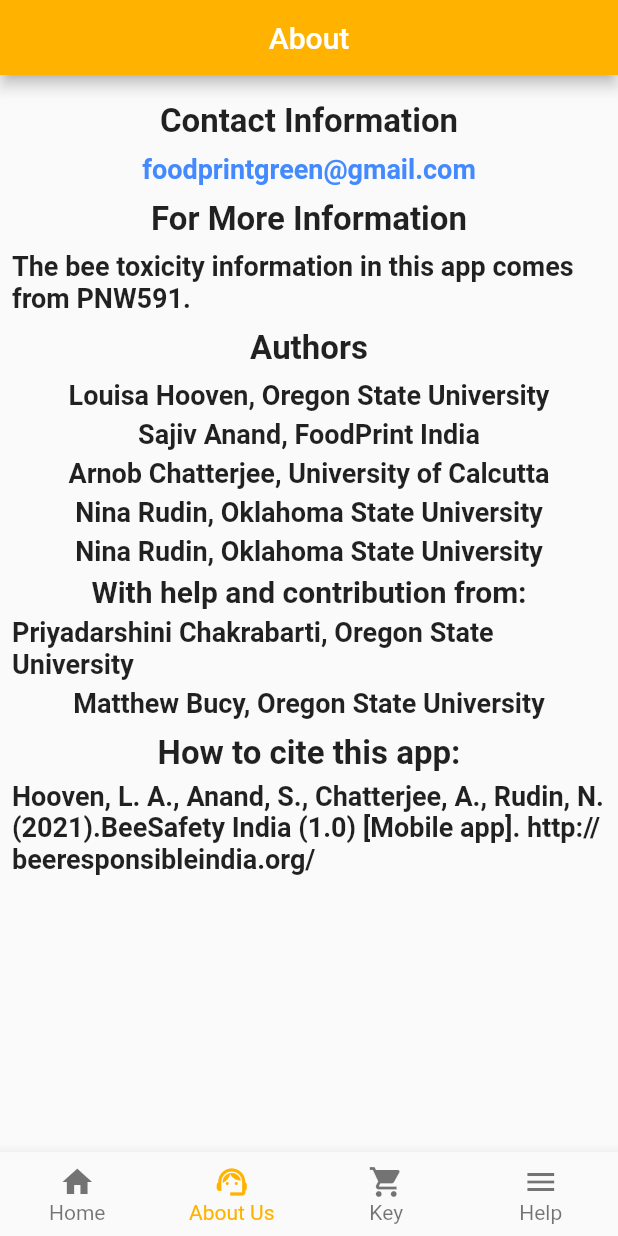
After one commit to Abhi9454/bee_responsible_india, a Flutter app: the screen it shows after launch, item 2 of the bottom bar chosen, after a tap on "foodprintgreen@gmail.com", on a phone screen of 412 x 824 dp. The commit adds this screen. Run offline on Flutter 3.47's test engine with Material 2 defaults, Android fonts, the phone set to English and light mode, and no system bars; our stand-ins replace dio.

Commit message:
About Page

```diff
--- a/lib/config.dart
+++ b/lib/config.dart
@@ -3,5 +3,5 @@ import 'package:flutter/cupertino.dart';
 class AppConfig{
   final Color primaryColor = const Color(0XFFffb300);
   final String loginPageHeading = 'Welcome';
-
+  final String appName = 'Bee Responsible India';
 }
--- a/lib/main.dart
+++ b/lib/main.dart
@@ -1,5 +1,13 @@
-import 'package:beeresponsibleindia/views/LoginPage/login_page_widget.dart';
+import 'views/AboutPage/about_page_widget.dart';
+import 'views/HelpPage/help_page_widget.dart';
+import 'views/HomePage/home_page_widget.dart';
+import 'views/KeyPage/key_page_widget.dart';
+
+import 'viewModels/home_page_view_model.dart';
 import 'package:flutter/material.dart';
+
+import 'config.dart';
+import 'package:provider/provider.dart';
 
 void main() {
   runApp(const MyApp());
@@ -8,13 +16,78 @@ void main() {
 class MyApp extends StatelessWidget {
   const MyApp({Key? key}) : super(key: key);
 
-  // This widget is the root of your application.
   @override
   Widget build(BuildContext context) {
     return MaterialApp(
-      title: 'Bee Responsible India',
-      debugShowCheckedModeBanner: false,
-      home: LoginPageWidget(),
+        debugShowCheckedModeBanner: false,
+        title: AppConfig().appName,
+        home: MultiProvider(providers: [
+          ChangeNotifierProvider(create: (context) => HomePageViewModel()),
+        ],
+          child: const NavigationTab(),
+        )
     );
   }
 }
+
+
+class NavigationTab extends StatefulWidget {
+  const NavigationTab({Key? key}) : super(key: key);
+
+  @override
+  _NavigationTabState createState() => _NavigationTabState();
+}
+
+class _NavigationTabState extends State<NavigationTab> {
+  int _currentIndex = 0;
+  final List<Widget> _children = <Widget>[
+    ChangeNotifierProvider<HomePageViewModel>(
+      create: (_) => HomePageViewModel(),
+      child: const HomePageWidget(),
+    ),
+    const AboutPageWidget(),
+    const KeyPageWidget(),
+    const HelpPageWidget(),
+  ];
+
+  void onTabTapped(int index) {
+    setState(() {
+      _currentIndex = index;
+    });
+  }
+
+  @override
+  Widget build(BuildContext context) {
+    return Scaffold(
+      body: _children[_currentIndex],
+      bottomNavigationBar: BottomNavigationBar(
+        onTap: onTabTapped,
+        // new
+        currentIndex: _currentIndex,
+        showSelectedLabels: true,
+        showUnselectedLabels: true,
+        selectedItemColor: AppConfig().primaryColor,
+        unselectedFontSize: 14,
+        type: BottomNavigationBarType.fixed,
+        items: <BottomNavigationBarItem>[
+          BottomNavigationBarItem(
+              icon: const Icon(Icons.home),
+              label: 'Home',
+              backgroundColor: AppConfig().primaryColor),
+          BottomNavigationBarItem(
+              icon: const Icon(Icons.support_agent),
+              label: 'About Us',
+              backgroundColor: AppConfig().primaryColor),
+          BottomNavigationBarItem(
+              icon: const Icon(Icons.shopping_cart),
+              label: 'Key',
+              backgroundColor: AppConfig().primaryColor),
+          BottomNavigationBarItem(
+              icon: const Icon(Icons.menu),
+              label: 'Help',
+              backgroundColor: AppConfig().primaryColor),
+        ],
+      ),
+    );
+  }
+}
--- /dev/null
+++ b/lib/viewModels/home_page_view_model.dart
@@ -0,0 +1,5 @@
+import 'package:flutter/cupertino.dart';
+
+class HomePageViewModel extends ChangeNotifier{
+
+}
--- /dev/null
+++ b/lib/views/AboutPage/about_page_widget.dart
@@ -0,0 +1,177 @@
+import 'dart:developer';
+
+import 'package:flutter/material.dart';
+import 'package:url_launcher/url_launcher.dart';
+
+import '../../config.dart';
+
+class AboutPageWidget extends StatelessWidget {
+  const AboutPageWidget({Key? key}) : super(key: key);
+
+  void _launchURL() async {
+    final Uri params = Uri(
+      scheme: 'mailto',
+      path: 'foodprintgreen@gmail.com',
+    );
+    String url = params.toString();
+    if (await canLaunch(url)) {
+      await launch(url);
+    } else {
+      log('Could not launch $url');
+    }
+  }
+
+  @override
+  Widget build(BuildContext context) {
+    return Scaffold(
+      appBar: PreferredSize(
+        preferredSize: const Size.fromHeight(50.0),
+        child: AppBar(
+          title: const Text('About'),
+          centerTitle: true,
+          backgroundColor: AppConfig().primaryColor,
+        ),
+      ),
+      body: SizedBox(
+        child: Padding(
+          padding: const EdgeInsets.all(8.0),
+          child: Column(
+            children: [
+              const SizedBox(
+                height: 10,
+              ),
+              const Text(
+                'Contact Information',
+                style: TextStyle(fontWeight: FontWeight.bold, fontSize: 22),
+              ),
+              const SizedBox(
+                height: 8,
+              ),
+              GestureDetector(
+                onTap: () {
+                  _launchURL();
+                },
+                child: const Text(
+                  'foodprintgreen@gmail.com',
+                  style: TextStyle(
+                      fontWeight: FontWeight.bold,
+                      fontSize: 18,
+                      color: Colors.blueAccent),
+                ),
+              ),
+              const SizedBox(
+                height: 10,
+              ),
+              const Text(
+                'For More Information',
+                style: TextStyle(fontWeight: FontWeight.bold, fontSize: 22),
+              ),
+              const SizedBox(
+                height: 8,
+              ),
+              const Text(
+                'The bee toxicity information in this app comes from PNW591.',
+                maxLines: 2,
+                textAlign: TextAlign.left,
+                style: TextStyle(fontWeight: FontWeight.bold, fontSize: 18),
+              ),
+              const SizedBox(
+                height: 10,
+              ),
+              const Text(
+                'Authors',
+                style: TextStyle(fontWeight: FontWeight.bold, fontSize: 22),
+              ),
+              const SizedBox(
+                height: 8,
+              ),
+              const Text(
+                'Louisa Hooven, Oregon State University',
+                maxLines: 2,
+                textAlign: TextAlign.left,
+                style: TextStyle(fontWeight: FontWeight.bold, fontSize: 18),
+              ),
+              const SizedBox(
+                height: 5,
+              ),
+              const Text(
+                'Sajiv Anand, FoodPrint India',
+                maxLines: 2,
+                textAlign: TextAlign.left,
+                style: TextStyle(fontWeight: FontWeight.bold, fontSize: 18),
+              ),
+              const SizedBox(
+                height: 5,
+              ),
+              const Text(
+                'Arnob Chatterjee, University of Calcutta',
+                maxLines: 2,
+                textAlign: TextAlign.left,
+                style: TextStyle(fontWeight: FontWeight.bold, fontSize: 18),
+              ),
+              const SizedBox(
+                height: 5,
+              ),
+              const Text(
+                'Nina Rudin, Oklahoma State University',
+                maxLines: 2,
+                textAlign: TextAlign.left,
+                style: TextStyle(fontWeight: FontWeight.bold, fontSize: 18),
+              ),
+              const SizedBox(
+                height: 5,
+              ),
+              const Text(
+                'Nina Rudin, Oklahoma State University',
+                maxLines: 2,
+                textAlign: TextAlign.left,
+                style: TextStyle(fontWeight: FontWeight.bold, fontSize: 18),
+              ),
+              const SizedBox(
+                height: 5,
+              ),
+              const Text(
+                'With help and contribution from:',
+                style: TextStyle(fontWeight: FontWeight.bold, fontSize: 20),
+              ),
+              const SizedBox(
+                height: 5,
+              ),
+              const Text(
+                'Priyadarshini Chakrabarti, Oregon State University',
+                maxLines: 2,
+                textAlign: TextAlign.left,
+                style: TextStyle(fontWeight: FontWeight.bold, fontSize: 18),
+              ),
+              const SizedBox(
+                height: 5,
+              ),
+              const Text(
+                'Matthew Bucy, Oregon State University',
+                maxLines: 2,
+                textAlign: TextAlign.left,
+                style: TextStyle(fontWeight: FontWeight.bold, fontSize: 18),
+              ),
+              const SizedBox(
+                height: 10,
+              ),
+              const Text(
+                'How to cite this app:',
+                style: TextStyle(fontWeight: FontWeight.bold, fontSize: 22),
+              ),
+              const SizedBox(
+                height: 5,
+              ),
+              const Text(
+                'Hooven, L. A., Anand, S., Chatterjee, A., Rudin, N. (2021).BeeSafety India (1.0) [Mobile app]. http://beeresponsibleindia.org/',
+                maxLines: 4,
+                textAlign: TextAlign.left,
+                style: TextStyle(fontWeight: FontWeight.bold, fontSize: 18),
+              ),
+            ],
+          ),
+        ),
+      ),
+    );
+  }
+}
--- /dev/null
+++ b/lib/views/HelpPage/help_page_widget.dart
@@ -0,0 +1,10 @@
+import 'package:flutter/material.dart';
+
+class HelpPageWidget extends StatelessWidget {
+  const HelpPageWidget({Key? key}) : super(key: key);
+
+  @override
+  Widget build(BuildContext context) {
+    return Container();
+  }
+}
--- /dev/null
+++ b/lib/views/HomePage/home_page_widget.dart
@@ -0,0 +1,11 @@
+import 'package:flutter/material.dart';
+
+
+class HomePageWidget extends StatelessWidget {
+  const HomePageWidget({Key? key}) : super(key: key);
+
+  @override
+  Widget build(BuildContext context) {
+    return Container();
+  }
+}
--- /dev/null
+++ b/lib/views/KeyPage/key_page_widget.dart
@@ -0,0 +1,10 @@
+import 'package:flutter/material.dart';
+
+class KeyPageWidget extends StatelessWidget {
+  const KeyPageWidget({Key? key}) : super(key: key);
+
+  @override
+  Widget build(BuildContext context) {
+    return Container();
+  }
+}
```
Also changed, not shown: lib/views/RegistrationPage/registration_page_widget.dart (added).
